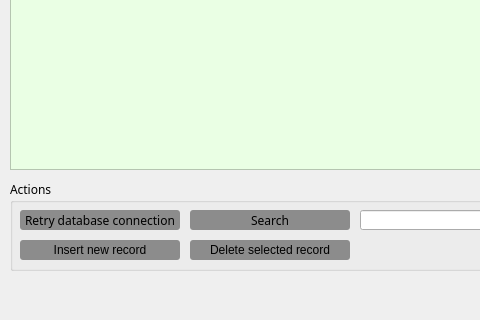
The window that mainWindow.ui (yallknows/system) describes before a commit, drawn with Qt 5; both pictures show x 0 to 480 and y 160 to 480 of the 720 by 480 pixel window.
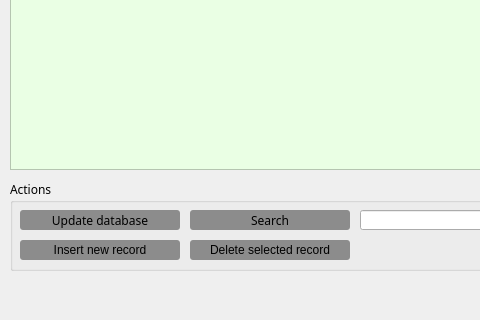
The same window after the commit. Icons and pictures are not drawn.

The edit to the form file:
```diff
--- a/mainWindow.ui
+++ b/mainWindow.ui
@@ -63,13 +63,13 @@
 	background-color:rgb(234, 255, 228);
 }
 
-#pushButton_retry_database_connection
+#pushButton_update_database
 {
 	border-radius:3px;
 	background-color:rgb(140, 140, 140);
 }
 
-#pushButton_retry_database_connection:hover
+#pushButton_update_database:hover
 {
 	background-color:rgb(30, 170, 145);
 }
@@ -199,7 +199,7 @@
     <property name="title">
      <string>Actions</string>
     </property>
-    <widget class="QPushButton" name="pushButton_retry_database_connection">
+    <widget class="QPushButton" name="pushButton_update_database">
      <property name="geometry">
       <rect>
        <x>10</x>
@@ -214,7 +214,7 @@
       </font>
      </property>
      <property name="text">
-      <string>Retry database connection</string>
+      <string>Update database</string>
      </property>
     </widget>
     <widget class="QPushButton" name="pushButton_search">
```
